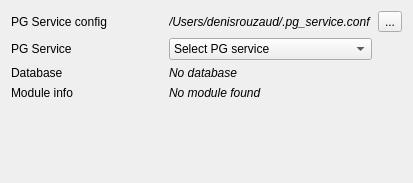
Above: oqtopus/ui/database_connection_widget.ui from ponceta/oqtopus before the change. Below: the same form after it.
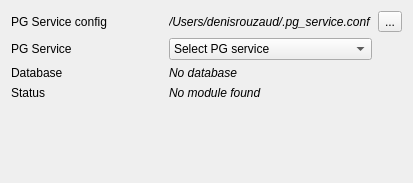
That is the form after the change.

Commit message:
Status for Database connection status (#39)
`Status` instead of `Module info` for Database connection status

What changed in the file:
```diff
--- a/oqtopus/ui/database_connection_widget.ui
+++ b/oqtopus/ui/database_connection_widget.ui
@@ -65,7 +65,7 @@
    <item row="3" column="0">
     <widget class="QLabel" name="label_11">
      <property name="text">
-      <string>Module info</string>
+      <string>Status</string>
      </property>
     </widget>
    </item>
```
